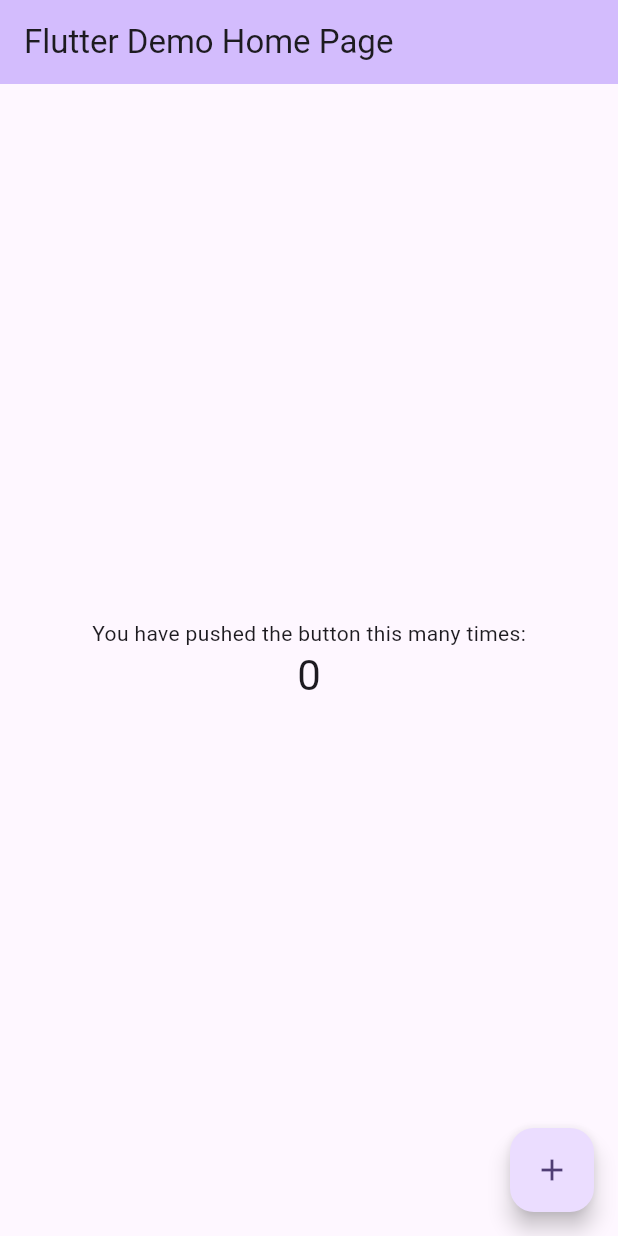
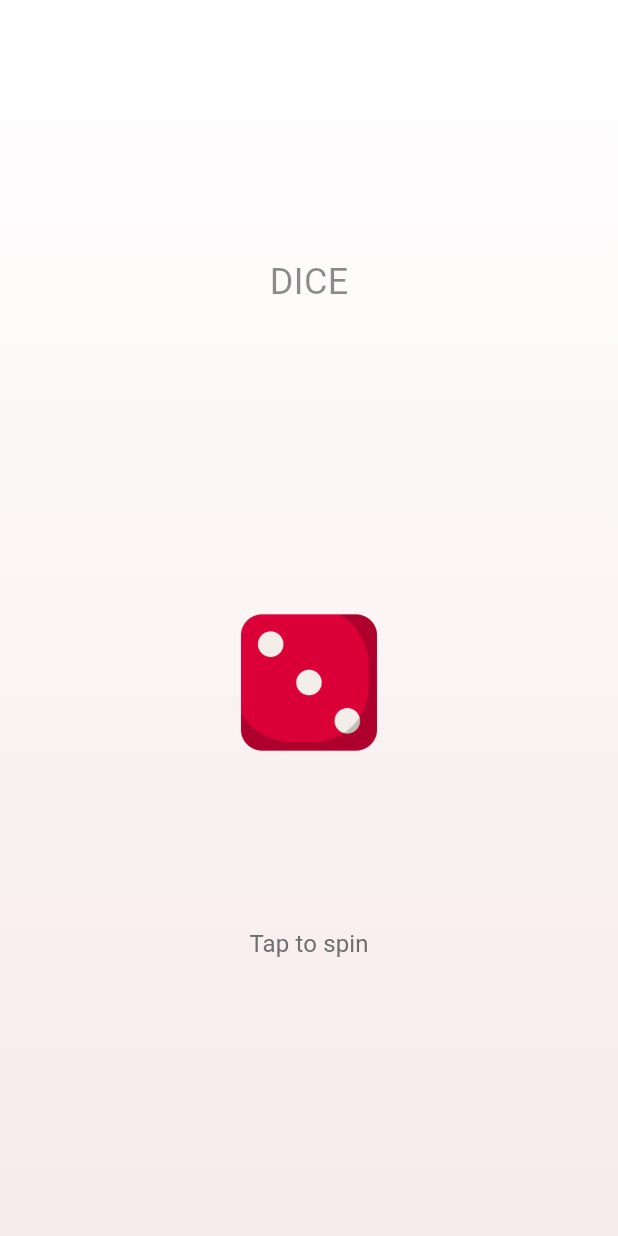
Before and after one commit to Syaroful/roll_dice_app, a Flutter app: the screen it shows after launch, on a phone screen of 412 x 824 dp. Run offline on Flutter 3.47's test engine with Material 3 defaults, Android fonts, the phone set to English and light mode, and no system bars.

Commit message:
feat: add random dice roller logic and slicing

```diff
--- /dev/null
+++ b/lib/dice_roller.dart
@@ -0,0 +1,42 @@
+import 'dart:math';
+
+import 'package:flutter/material.dart';
+import 'package:roll_dice_app/styled_text.dart';
+
+final randomizer = Random();
+
+class DiceRoller extends StatefulWidget {
+  const DiceRoller({super.key});
+
+  @override
+  State<DiceRoller> createState() => _DiceRollerState();
+}
+
+class _DiceRollerState extends State<DiceRoller> {
+  var currentDiceRoll = 3;
+  void rollDice() {
+    setState(() {
+      currentDiceRoll = randomizer.nextInt(6) + 1;
+    });
+  }
+
+  @override
+  Widget build(BuildContext context) {
+    return Column(
+      children: [
+        Image.asset(
+          'assets/images/dice$currentDiceRoll.png',
+          width: 100,
+        ),
+        const SizedBox(height: 100),
+        TextButton(
+            onPressed: rollDice,
+            child: const StyledText(
+              text: 'Tap to spin',
+              fontSize: 16,
+              color: Color.fromARGB(255, 110, 110, 110),
+            )),
+      ],
+    );
+  }
+}
--- /dev/null
+++ b/lib/gradient_container.dart
@@ -0,0 +1,37 @@
+import 'package:flutter/material.dart';
+import 'package:roll_dice_app/dice_roller.dart';
+import 'package:roll_dice_app/styled_text.dart';
+
+class GradientContainer extends StatelessWidget {
+  const GradientContainer({super.key});
+
+  @override
+  Widget build(BuildContext context) {
+    return Container(
+      decoration: const BoxDecoration(
+        gradient: LinearGradient(
+          begin: Alignment.topCenter,
+          end: Alignment.bottomCenter,
+          colors: <Color>[
+            Colors.white,
+            Color.fromARGB(255, 247, 234, 234),
+          ],
+        ),
+      ),
+      child: const Center(
+        child: Column(
+          mainAxisAlignment: MainAxisAlignment.center,
+          children: [
+            StyledText(
+              text: 'DICE',
+              fontSize: 24,
+              color: Colors.black45,
+            ),
+            SizedBox(height: 200),
+            DiceRoller()
+          ],
+        ),
+      ),
+    );
+  }
+}
--- a/lib/main.dart
+++ b/lib/main.dart
@@ -1,4 +1,5 @@
 import 'package:flutter/material.dart';
+import 'package:roll_dice_app/gradient_container.dart';
 
 void main() {
   runApp(const MyApp());
@@ -13,113 +14,13 @@ class MyApp extends StatelessWidget {
     return MaterialApp(
       title: 'Flutter Demo',
       theme: ThemeData(
-        // This is the theme of your application.
-        //
-        // TRY THIS: Try running your application with "flutter run". You'll see
-        // the application has a purple toolbar. Then, without quitting the app,
-        // try changing the seedColor in the colorScheme below to Colors.green
-        // and then invoke "hot reload" (save your changes or press the "hot
-        // reload" button in a Flutter-supported IDE, or press "r" if you used
-        // the command line to start the app).
-        //
-        // Notice that the counter didn't reset back to zero; the application
-        // state is not lost during the reload. To reset the state, use hot
-        // restart instead.
-        //
-        // This works for code too, not just values: Most code changes can be
-        // tested with just a hot reload.
-        colorScheme: ColorScheme.fromSeed(seedColor: Colors.deepPurple),
+        colorScheme: ColorScheme.fromSeed(
+            seedColor: const Color.fromARGB(255, 139, 17, 27)),
         useMaterial3: true,
       ),
-      home: const MyHomePage(title: 'Flutter Demo Home Page'),
+      home: const Scaffold(
+        body: GradientContainer(),
+      ),
     );
   }
 }
-
-class MyHomePage extends StatefulWidget {
-  const MyHomePage({super.key, required this.title});
-
-  // This widget is the home page of your application. It is stateful, meaning
-  // that it has a State object (defined below) that contains fields that affect
-  // how it looks.
-
-  // This class is the configuration for the state. It holds the values (in this
-  // case the title) provided by the parent (in this case the App widget) and
-  // used by the build method of the State. Fields in a Widget subclass are
-  // always marked "final".
-
-  final String title;
-
-  @override
-  State<MyHomePage> createState() => _MyHomePageState();
-}
-
-class _MyHomePageState extends State<MyHomePage> {
-  int _counter = 0;
-
-  void _incrementCounter() {
-    setState(() {
-      // This call to setState tells the Flutter framework that something has
-      // changed in this State, which causes it to rerun the build method below
-      // so that the display can reflect the updated values. If we changed
-      // _counter without calling setState(), then the build method would not be
-      // called again, and so nothing would appear to happen.
-      _counter++;
-    });
-  }
-
-  @override
-  Widget build(BuildContext context) {
-    // This method is rerun every time setState is called, for instance as done
-    // by the _incrementCounter method above.
-    //
-    // The Flutter framework has been optimized to make rerunning build methods
-    // fast, so that you can just rebuild anything that needs updating rather
-    // than having to individually change instances of widgets.
-    return Scaffold(
-      appBar: AppBar(
-        // TRY THIS: Try changing the color here to a specific color (to
-        // Colors.amber, perhaps?) and trigger a hot reload to see the AppBar
-        // change color while the other colors stay the same.
-        backgroundColor: Theme.of(context).colorScheme.inversePrimary,
-        // Here we take the value from the MyHomePage object that was created by
-        // the App.build method, and use it to set our appbar title.
-        title: Text(widget.title),
-      ),
-      body: Center(
-        // Center is a layout widget. It takes a single child and positions it
-        // in the middle of the parent.
-        child: Column(
-          // Column is also a layout widget. It takes a list of children and
-          // arranges them vertically. By default, it sizes itself to fit its
-          // children horizontally, and tries to be as tall as its parent.
-          //
-          // Column has various properties to control how it sizes itself and
-          // how it positions its children. Here we use mainAxisAlignment to
-          // center the children vertically; the main axis here is the vertical
-          // axis because Columns are vertical (the cross axis would be
-          // horizontal).
-          //
-          // TRY THIS: Invoke "debug painting" (choose the "Toggle Debug Paint"
-          // action in the IDE, or press "p" in the console), to see the
-          // wireframe for each widget.
-          mainAxisAlignment: MainAxisAlignment.center,
-          children: <Widget>[
-            const Text(
-              'You have pushed the button this many times:',
-            ),
-            Text(
-              '$_counter',
-              style: Theme.of(context).textTheme.headlineMedium,
-            ),
-          ],
-        ),
-      ),
-      floatingActionButton: FloatingActionButton(
-        onPressed: _incrementCounter,
-        tooltip: 'Increment',
-        child: const Icon(Icons.add),
-      ), // This trailing comma makes auto-formatting nicer for build methods.
-    );
-  }
-}
--- /dev/null
+++ b/lib/styled_text.dart
@@ -0,0 +1,27 @@
+import 'package:flutter/cupertino.dart';
+// styled text with custom text and fontsize
+
+class StyledText extends StatelessWidget {
+  const StyledText({
+    super.key,
+    required this.text,
+    required this.fontSize,
+    required this.color,
+  });
+
+  final String text;
+  final double fontSize;
+  final Color color;
+
+  @override
+  Widget build(BuildContext context) {
+    return Text(
+      text,
+      style: TextStyle(
+        fontSize: fontSize,
+        fontWeight: FontWeight.normal,
+        color: color,
+      ),
+    );
+  }
+}
```
Also changed, not shown: pubspec.yaml (+7 -3 lines), assets/images/dice1.png (added), assets/images/dice2.png (added), assets/images/dice3.png (added), assets/images/dice4.png (added), assets/images/dice5.png (added), assets/images/dice6.png (added).
